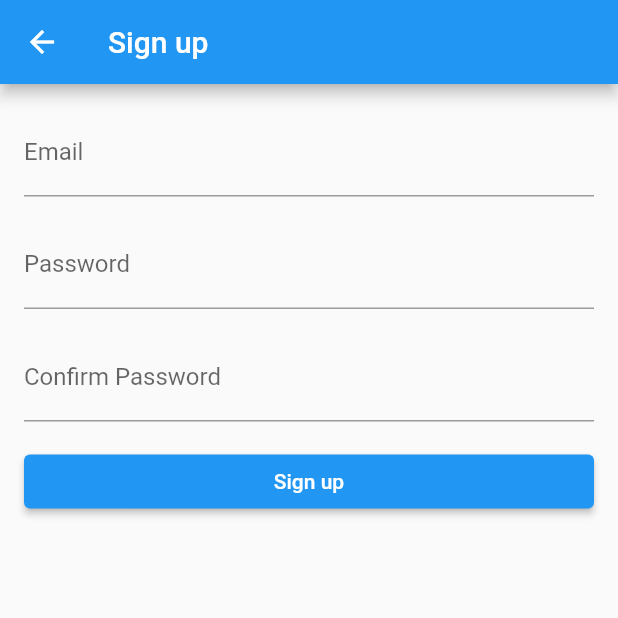
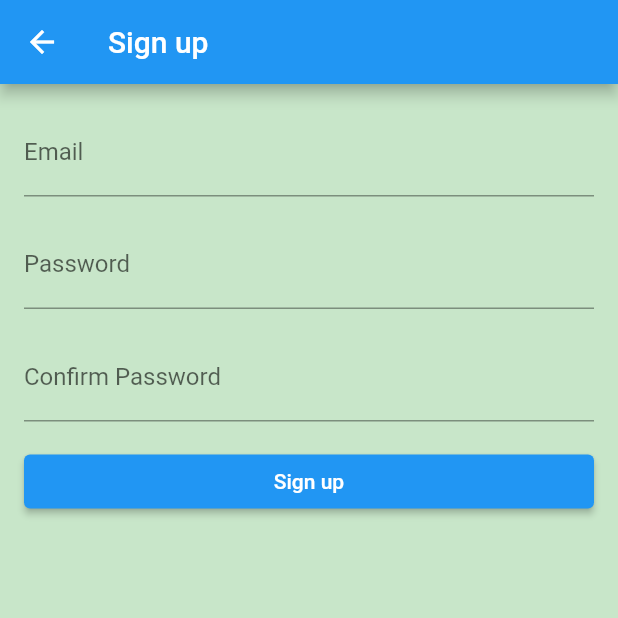
Before and after one commit to alibt/flutter-makhararej-app, a Flutter app: the SignupScreen screen opened directly, on a phone screen of 412 x 824 dp, the top half of it. Run offline on Flutter 3.47's test engine with Material 2 defaults, Android fonts, the phone set to English and light mode, and no system bars; our stand-ins replace bloc, equatable, firebase_auth, firebase_core, firebase_crashlytics, flutter_bloc and 2 more; accounts and stored records are empty; statements that could not run were skipped.

Commit message:
refactor(auth provider) create properties to pass in firebaseAuth and googleSignIn isntances as dependencies add scaffold background color to theme

```diff
--- a/lib/core/app/app.dart
+++ b/lib/core/app/app.dart
@@ -1,3 +1,5 @@
+import 'package:firebase_auth/firebase_auth.dart';
+import 'package:firebase_core/firebase_core.dart';
 import 'package:flutter/material.dart';
 import 'package:flutter_bloc/flutter_bloc.dart';
 import 'package:flutter_localizations/flutter_localizations.dart';
@@ -18,7 +20,8 @@ class MakharejApp extends StatelessWidget {
   @override
   Widget build(BuildContext context) {
     return RepositoryProvider<AuthProvider>(
-      create: (_) => AuthProvider(),
+      create: (_) =>
+          AuthProvider(FirebaseAuth.instanceFor(app: Firebase.app())),
       child: MultiRepositoryProvider(
         providers: [
           RepositoryProvider<CategoryProvider>(
--- a/lib/core/theming/theme.dart
+++ b/lib/core/theming/theme.dart
@@ -1,6 +1,11 @@
 import 'package:flutter/material.dart';
 
 final themeData = ThemeData(
-  indicatorColor: Colors.green,
-  primarySwatch: Colors.blue,
-);
+    indicatorColor: Colors.green,
+    primarySwatch: Colors.blue,
+    scaffoldBackgroundColor: Colors.green.shade100,
+    bottomNavigationBarTheme: const BottomNavigationBarThemeData(
+      backgroundColor: Colors.white,
+      selectedItemColor: Colors.black,
+      unselectedItemColor: Colors.grey,
+    ));
--- a/lib/features/authentication/provider/auth_provider.dart
+++ b/lib/features/authentication/provider/auth_provider.dart
@@ -1,18 +1,22 @@
 import 'package:firebase_auth/firebase_auth.dart';
-import 'package:firebase_core/firebase_core.dart';
+
 import 'package:fpdart/fpdart.dart';
 import 'package:google_sign_in/google_sign_in.dart';
 import 'package:makharej_app/core/exceptions/auth_exception.dart';
 
 class AuthProvider {
-  final FirebaseAuth _firebaseAuth =
-      FirebaseAuth.instanceFor(app: Firebase.app());
+  final FirebaseAuth firebaseAuth;
   UserCredential? _userCredential;
+  final GoogleSignIn _googleSignIn;
+
   UserCredential? get userCredential => _userCredential;
 
   User? getUser() {
-    return _firebaseAuth.currentUser;
+    return firebaseAuth.currentUser;
   }
+
+  AuthProvider(this.firebaseAuth, {GoogleSignIn? googleSignIn})
+      : _googleSignIn = googleSignIn ?? GoogleSignIn();
 
   Future<Either<AuthException, bool>> loginUsingEmailAndPassword(
       {required String email, required String password}) async {
@@ -32,10 +36,10 @@ class AuthProvider {
 
   Future<Either<AuthException, bool>> loginUsingGoogle() async {
     try {
-      final googleSignIn = GoogleSignIn();
-      final googleAccount = await googleSignIn.signIn();
-      if (googleAccount?.authentication != null) {
-        final googleAuth = await googleAccount!.authentication;
+      final googleAccount = await _googleSignIn.signIn();
+      final googleAuth = await googleAccount?.authentication;
+
+      if (googleAuth != null) {
         final credential = GoogleAuthProvider.credential(
           accessToken: googleAuth.accessToken,
           idToken: googleAuth.idToken,
```
